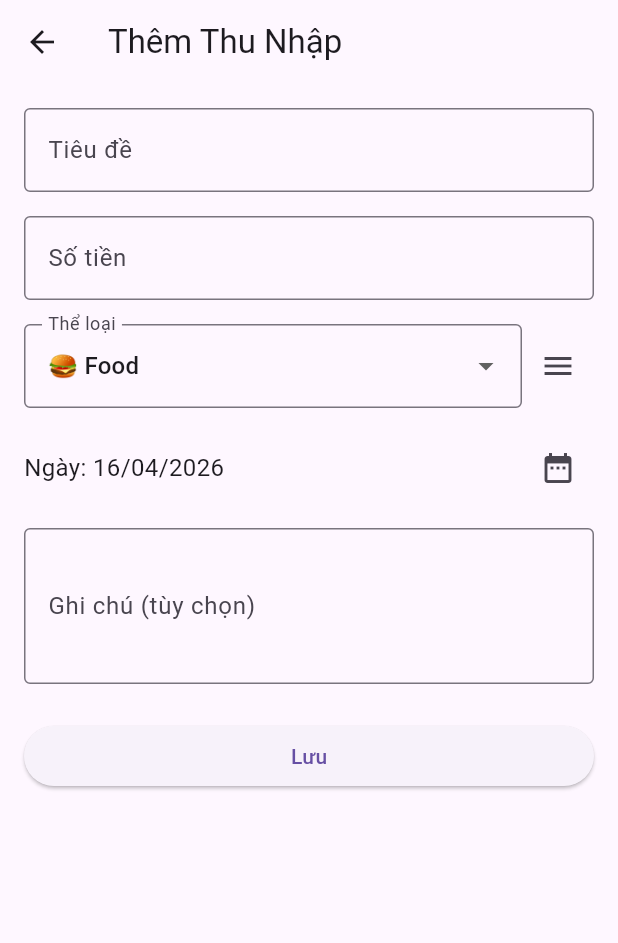
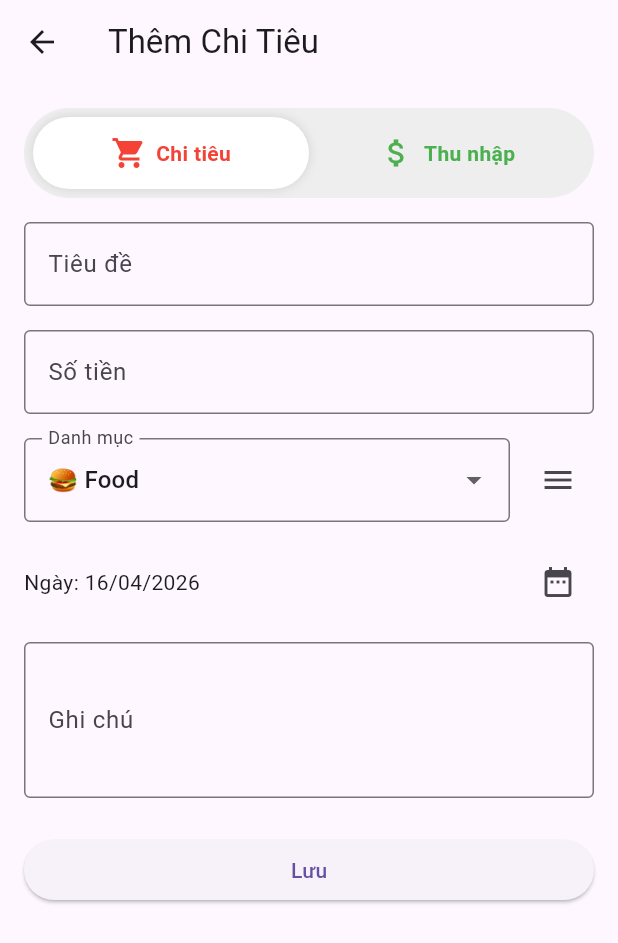
Before and after one commit to Trannie47/AppQuanLyTienTe, a Flutter app: the AddOutcomePage screen opened directly, on a phone screen of 412 x 824 dp. Shown: the top 943 px of the screen. Run offline on Flutter 3.47's test engine with Material 3 defaults, Android fonts, the phone set to English and light mode, and no system bars.

Commit message:
Uodate Android and Rename and add lisstCategory

```diff
--- /dev/null
+++ b/lib/components/topSwitchTab.dart
@@ -0,0 +1,100 @@
+import 'package:flutter/material.dart';
+
+class TopSwitchTab extends StatelessWidget {
+  final bool isLeftSelected;
+  final Function(bool) onChanged;
+  final String leftText;
+  final String rightText;
+  final IconData leftIcon;
+  final IconData rightIcon;
+  final Color leftColor;
+  final Color rightColor;
+
+  const TopSwitchTab({
+    super.key,
+    required this.isLeftSelected,
+    required this.onChanged,
+    this.leftText = "Hoạt động",
+    this.rightText = "Thống kê",
+    this.leftIcon = Icons.access_time,
+    this.rightIcon = Icons.attach_money,
+    this.leftColor = Colors.pinkAccent,
+    this.rightColor = Colors.teal,
+  });
+
+  @override
+  Widget build(BuildContext context) {
+    return Container(
+      padding: const EdgeInsets.all(6),
+      decoration: BoxDecoration(
+        color: Colors.grey[200],
+        borderRadius: BorderRadius.circular(30),
+      ),
+      child: Row(
+        children: [
+          /// LEFT TAB
+          Expanded(
+            child: GestureDetector(
+              onTap: () => onChanged(true),
+              child: Container(
+                padding: const EdgeInsets.symmetric(vertical: 12),
+                decoration: BoxDecoration(
+                  color: isLeftSelected ? Colors.white : Colors.transparent,
+                  borderRadius: BorderRadius.circular(30),
+                  boxShadow: isLeftSelected
+                      ? [BoxShadow(color: Colors.black12, blurRadius: 5)]
+                      : [],
+                ),
+                child: Row(
+                  mainAxisAlignment: MainAxisAlignment.center,
+                  children: [
+                    Icon(leftIcon, color: leftColor),
+                    const SizedBox(width: 6),
+                    Text(
+                      leftText,
+                      style: TextStyle(
+                        color: leftColor,
+                        fontWeight: FontWeight.bold,
+                      ),
+                    ),
+                  ],
+                ),
+              ),
+            ),
+          ),
+
+          /// RIGHT TAB
+          Expanded(
+            child: GestureDetector(
+              onTap: () => onChanged(false),
+              child: Container(
+                padding: const EdgeInsets.symmetric(vertical: 12),
+                decoration: BoxDecoration(
+                  color: !isLeftSelected ? Colors.white : Colors.transparent,
+                  borderRadius: BorderRadius.circular(30),
+                  boxShadow: !isLeftSelected
+                      ? [BoxShadow(color: Colors.black12, blurRadius: 5)]
+                      : [],
+                ),
+                child: Row(
+                  mainAxisAlignment: MainAxisAlignment.center,
+                  children: [
+                    Icon(rightIcon, color: rightColor),
+                    const SizedBox(width: 6),
+                    Text(
+                      rightText,
+                      style: TextStyle(
+                        color: rightColor,
+                        fontWeight: FontWeight.bold,
+                      ),
+                    ),
+                  ],
+                ),
+              ),
+            ),
+          ),
+        ],
+      ),
+    );
+  }
+}
--- a/lib/main.dart
+++ b/lib/main.dart
@@ -1,4 +1,4 @@
-import 'package:dh52201610_luongthihuyentrang/pages/page.dart';
+import 'package:dh52201610_luongthihuyentrang/screens/page.dart';
 import 'package:flutter/material.dart';
 
 void main() {
--- a/lib/models/category.dart
+++ b/lib/models/category.dart
@@ -4,18 +4,20 @@ class Category {
   int stt;
   String name;
   String icon;
+  bool isIncome;
 
   /// Tạo mới (auto tăng stt)
-  Category({required this.name, required this.icon}) : stt = ++_counter;
+  Category({required this.name, required this.icon, this.isIncome = false})
+    : stt = ++_counter;
 
   /// Tạo từ JSON
   factory Category.fromJson(Map<String, dynamic> json) {
-    final category = Category(
+    final category = Category._internal(
+      stt: json['stt'] as int,
       name: json['name'] as String,
       icon: json['icon'] as String,
+      isIncome: json['isIncome'] as bool? ?? false,
     );
-
-    category.stt = json['stt'] as int;
 
     // cập nhật counter để không bị trùng
     if (category.stt > _counter) {
@@ -25,32 +27,31 @@ class Category {
     return category;
   }
 
+  /// Constructor nội bộ (không tăng counter)
+  Category._internal({
+    required this.stt,
+    required this.name,
+    required this.icon,
+    required this.isIncome,
+  });
+
   /// Convert sang JSON
   Map<String, dynamic> toJson() {
-    return {'stt': stt, 'name': name, 'icon': icon};
+    return {'stt': stt, 'name': name, 'icon': icon, 'isIncome': isIncome};
   }
 
   /// Copy dữ liệu
-  Category copyWith({int? stt, String? name, String? icon}) {
-    final newCategory = Category(
+  Category copyWith({int? stt, String? name, String? icon, bool? isIncome}) {
+    return Category._internal(
+      stt: stt ?? this.stt,
       name: name ?? this.name,
       icon: icon ?? this.icon,
+      isIncome: isIncome ?? this.isIncome,
     );
-
-    newCategory.stt = stt ?? this.stt;
-    return newCategory;
   }
 
   @override
   String toString() {
-    return 'Category(stt: $stt, name: $name, icon: $icon)';
+    return 'Category(stt: $stt, name: $name, icon: $icon, isIncome: $isIncome)';
   }
 }
-
-List<Category> categories = [
-  Category(name: "Food", icon: "food"),
-  Category(name: "Shopping", icon: "shopping"),
-  Category(name: "Transport", icon: "transport"),
-  Category(name: "Invest", icon: "invest"),
-  Category(name: "Phone", icon: "phone"),
-];
--- a/lib/pages/AddOutComePage/page.dart
+++ /dev/null
@@ -1,195 +0,0 @@
-import 'package:flutter/material.dart';
-import 'package:intl/intl.dart';
-import '../../models/expense.dart';
-import '../../models/category.dart';
-
-class AddOutcomePage extends StatefulWidget {
-  const AddOutcomePage({super.key});
-
-  @override
-  State<AddOutcomePage> createState() => _AddOutcomePageState();
-}
-
-class _AddOutcomePageState extends State<AddOutcomePage> {
-  final _formKey = GlobalKey<FormState>();
-  final _titleController = TextEditingController();
-  final _amountController = TextEditingController();
-  final _categoryController = TextEditingController();
-  final _noteController = TextEditingController();
-  DateTime _selectedDate = DateTime.now();
-
-  List<Category> categories = [
-    Category(name: "Food", icon: "🍔"),
-    Category(name: "Shopping", icon: "🛍️"),
-    Category(name: "Transport", icon: "🚗"),
-    Category(name: "Invest", icon: "📈"),
-    Category(name: "Phone", icon: "📱"),
-    Category(name: "Other", icon: "❓"),
-  ];
-
-  @override
-  void dispose() {
-    _titleController.dispose();
-    _amountController.dispose();
-    _categoryController.dispose();
-    _noteController.dispose();
-    super.dispose();
-  }
-
-  Future<void> _selectDate(BuildContext context) async {
-    final DateTime? picked = await showDatePicker(
-      context: context,
-      initialDate: _selectedDate,
-      firstDate: DateTime(2000),
-      lastDate: DateTime(2101),
-    );
-    if (picked != null && picked != _selectedDate) {
-      setState(() {
-        _selectedDate = picked;
-      });
-    }
-  }
-
-  void _save() {
-    if (_formKey.currentState!.validate()) {
-      final title = _titleController.text.trim();
-      final amount = double.tryParse(_amountController.text) ?? 0.0;
-      final categoryName = _categoryController.text.trim();
-      final note = _noteController.text.trim();
-
-      // Tìm category từ list, nếu không có thì dùng Other
-      Category? selectedCategory;
-      try {
-        selectedCategory = categories.firstWhere(
-          (cat) => cat.name.toLowerCase() == categoryName.toLowerCase(),
-        );
-      } catch (_) {
-        selectedCategory = categories.last; // Other
-      }
-
-      final expense = Expense(
-        title: title,
-        amount: amount,
-        category: selectedCategory,
-        date: _selectedDate,
-        note: note.isEmpty ? null : note,
-      );
-
-      Navigator.of(context).pop(expense);
-    }
-  }
-
-  @override
-  Widget build(BuildContext context) {
-    return Scaffold(
-      appBar: AppBar(title: const Text('Thêm Thu Nhập')),
-      body: Padding(
-        padding: const EdgeInsets.all(16.0),
-        child: Form(
-          key: _formKey,
-          child: ListView(
-            children: [
-              TextFormField(
-                controller: _titleController,
-                decoration: const InputDecoration(
-                  labelText: 'Tiêu đề',
-                  border: OutlineInputBorder(),
-                ),
-                validator: (value) {
-                  if (value == null || value.trim().isEmpty) {
-                    return 'Vui lòng nhập tiêu đề';
-                  }
-                  return null;
-                },
-              ),
-              const SizedBox(height: 16),
-              TextFormField(
-                controller: _amountController,
-                decoration: const InputDecoration(
-                  labelText: 'Số tiền',
-                  border: OutlineInputBorder(),
-                ),
-                keyboardType: TextInputType.number,
-                validator: (value) {
-                  if (value == null || value.trim().isEmpty) {
-                    return 'Vui lòng nhập số tiền';
-                  }
-                  final amount = double.tryParse(value);
-                  if (amount == null || amount <= 0) {
-                    return 'Số tiền phải là số dương';
-                  }
-                  return null;
-                },
-              ),
-              const SizedBox(height: 16),
-              Row(
-                children: [
-                  Expanded(
-                    child: DropdownButtonFormField<Category>(
-                      decoration: const InputDecoration(
-                        labelText: 'Thể loại',
-                        border: OutlineInputBorder(),
-                      ),
-                      value: categories.first,
-                      items: categories.map((cat) {
-                        return DropdownMenuItem<Category>(
-                          value: cat,
-                          child: Text('${cat.icon} ${cat.name}'),
-                        );
-                      }).toList(),
-                      onChanged: (value) {
-                        if (value != null) {
-                          _categoryController.text = value.name;
-                        }
-                      },
-                      validator: (value) {
-                        if (value == null) {
-                          return 'Vui lòng chọn thể loại';
-                        }
-                        return null;
-                      },
-                    ),
-                  ),
-                  IconButton(
-                    onPressed: () {
-                      // xử lý khi bấm
-                    },
-                    icon: Icon(Icons.menu),
-                  ),
-                ],
-              ),
-
-              const SizedBox(height: 16),
-              Row(
-                children: [
-                  Expanded(
-                    child: Text(
-                      'Ngày: ${DateFormat('dd/MM/yyyy').format(_selectedDate)}',
-                      style: const TextStyle(fontSize: 16),
-                    ),
-                  ),
-
-                  IconButton(
-                    onPressed: () => _selectDate(context),
-                    icon: Icon(Icons.date_range),
-                  ),
-                ],
-              ),
-              const SizedBox(height: 16),
-              TextFormField(
-                controller: _noteController,
-                decoration: const InputDecoration(
-                  labelText: 'Ghi chú (tùy chọn)',
-                  border: OutlineInputBorder(),
-                ),
-                maxLines: 3,
-              ),
-              const SizedBox(height: 24),
-              ElevatedButton(onPressed: _save, child: const Text('Lưu')),
-            ],
-          ),
-        ),
-      ),
-    );
-  }
-}
--- /dev/null
+++ b/lib/screens/AddOutComePage/page.dart
@@ -0,0 +1,235 @@
+import 'package:flutter/material.dart';
+import 'package:intl/intl.dart';
+import '../../components/topSwitchTab.dart';
+import '../../models/expense.dart';
+import '../../models/category.dart';
+import 'ListCategory/page.dart';
+
+class AddOutcomePage extends StatefulWidget {
+  const AddOutcomePage({super.key});
+
+  @override
+  State<AddOutcomePage> createState() => _AddOutcomePageState();
+}
+
+class _AddOutcomePageState extends State<AddOutcomePage> {
+  final _formKey = GlobalKey<FormState>();
+  final _titleController = TextEditingController();
+  final _amountController = TextEditingController();
+  final _noteController = TextEditingController();
+
+  DateTime _selectedDate = DateTime.now();
+
+  /// 🔥 false = Chi | true = Thu
+  bool isIncome = false;
+
+  Category? selectedCategory;
+
+  List<Category> categories = [
+    Category(name: "Food", icon: "🍔", isIncome: false),
+    Category(name: "Shopping", icon: "🛍️", isIncome: false),
+    Category(name: "Transport", icon: "🚗", isIncome: false),
+
+    Category(name: "Lương", icon: "💰", isIncome: true),
+    Category(name: "Thưởng", icon: "🎁", isIncome: true),
+    Category(name: "Đầu tư", icon: "📈", isIncome: true),
+  ];
+
+  List<Category> get filteredCategories =>
+      categories.where((c) => c.isIncome == isIncome).toList();
+
+  @override
+  void initState() {
+    super.initState();
+    selectedCategory = filteredCategories.isNotEmpty
+        ? filteredCategories.first
+        : null;
+  }
+
+  @override
+  void dispose() {
+    _titleController.dispose();
+    _amountController.dispose();
+    _noteController.dispose();
+    super.dispose();
+  }
+
+  Future<void> _selectDate(BuildContext context) async {
+    final picked = await showDatePicker(
+      context: context,
+      initialDate: _selectedDate,
+      firstDate: DateTime(2000),
+      lastDate: DateTime(2101),
+    );
+
+    if (picked != null) {
+      setState(() => _selectedDate = picked);
+    }
+  }
+
+  //Chuyển đến trang ListCategoryPage để chọn category
+  Future<void> _selectCategory() async {
+    final Expense? newExpense = await Navigator.push(
+      context,
+      MaterialPageRoute(
+        builder: (_) => ListCategoryPage(categories: categories),
+      ),
+    );
+  }
+
+  void _save() {
+    if (_formKey.currentState!.validate() && selectedCategory != null) {
+      final expense = Expense(
+        title: _titleController.text.trim(),
+        amount: double.parse(_amountController.text),
+        category: selectedCategory!,
+        date: _selectedDate,
+        note: _noteController.text.trim().isEmpty
+            ? null
+            : _noteController.text.trim(),
+      );
+
+      Navigator.of(context).pop(expense);
+    }
+  }
+
+  @override
+  Widget build(BuildContext context) {
+    return Scaffold(
+      appBar: AppBar(title: Text(isIncome ? 'Thêm Thu Nhập' : 'Thêm Chi Tiêu')),
+      body: Padding(
+        padding: const EdgeInsets.all(16),
+        child: Form(
+          key: _formKey,
+          child: ListView(
+            children: [
+              /// 🔥 TAB GIỐNG HÌNH (Thu / Chi)
+              TopSwitchTab(
+                isLeftSelected: !isIncome, // trái = Chi
+                leftText: "Chi tiêu",
+                rightText: "Thu nhập",
+                leftIcon: Icons.shopping_cart,
+                rightIcon: Icons.attach_money,
+                leftColor: Colors.red,
+                rightColor: Colors.green,
+                onChanged: (value) {
+                  setState(() {
+                    isIncome = !value;
+
+                    /// 🔥 reset category khi đổi tab
+                    selectedCategory = filteredCategories.isNotEmpty
+                        ? filteredCategories.first
+                        : null;
+                  });
+                },
+              ),
+
+              const SizedBox(height: 16),
+
+              /// TITLE
+              TextFormField(
+                controller: _titleController,
+                decoration: const InputDecoration(
+                  labelText: 'Tiêu đề',
+                  border: OutlineInputBorder(),
+                ),
+                validator: (v) =>
+                    v == null || v.trim().isEmpty ? 'Nhập tiêu đề' : null,
+              ),
+
+              const SizedBox(height: 16),
+
+              /// AMOUNT
+              TextFormField(
+                controller: _amountController,
+                decoration: const InputDecoration(
+                  labelText: 'Số tiền',
+                  border: OutlineInputBorder(),
+                ),
+                keyboardType: TextInputType.number,
+                validator: (v) {
+                  final value = double.tryParse(v ?? '');
+                  if (value == null || value <= 0) {
+                    return 'Số tiền không hợp lệ';
+                  }
+                  return null;
+                },
+              ),
+
+              const SizedBox(height: 16),
+
+              /// CATEGORY (fix lỗi value không nằm trong list)
+              Row(
+                children: [
+                  Expanded(
+                    child: DropdownButtonFormField<Category>(
+                      value: filteredCategories.contains(selectedCategory)
+                          ? selectedCategory
+                          : null,
+                      decoration: const InputDecoration(
+                        labelText: 'Danh mục',
+                        border: OutlineInputBorder(),
+                      ),
+                      items: filteredCategories.map((cat) {
+                        return DropdownMenuItem(
+                          value: cat,
+                          child: Text('${cat.icon} ${cat.name}'),
+                        );
+                      }).toList(),
+                      onChanged: (value) {
+                        setState(() => selectedCategory = value);
+                      },
+                      validator: (value) =>
+                          value == null ? 'Chọn thể loại' : null,
+                    ),
+                  ),
+
+                  const SizedBox(width: 8),
+
+                  /// 🔥 NÚT BÊN PHẢI (menu / thêm category)
+                  IconButton(
+                    onPressed: _selectCategory,
+                    icon: const Icon(Icons.menu),
+                  ),
+                ],
+              ),
+
+              const SizedBox(height: 16),
+
+              /// DATE
+              Row(
+                children: [
+                  Expanded(
+                    child: Text(
+                      'Ngày: ${DateFormat('dd/MM/yyyy').format(_selectedDate)}',
+                    ),
+                  ),
+                  IconButton(
+                    icon: const Icon(Icons.date_range),
+                    onPressed: () => _selectDate(context),
+                  ),
+                ],
+              ),
+
+              const SizedBox(height: 16),
+
+              /// NOTE
+              TextFormField(
+                controller: _noteController,
+                decoration: const InputDecoration(
+                  labelText: 'Ghi chú',
+                  border: OutlineInputBorder(),
+                ),
+                maxLines: 3,
+              ),
+
+              const SizedBox(height: 24),
+
+              ElevatedButton(onPressed: _save, child: const Text('Lưu')),
+            ],
+          ),
+        ),
+      ),
+    );
+  }
+}
```
Also changed, not shown: lib/components/itemCategory.dart (+19 -4 lines), lib/components/itemExpenses.dart (+5 -3 lines), lib/screens/AddOutComePage/ListCategory/page.dart (added, +39 -0 lines), lib/screens/OutcomePage/page.dart (renamed from lib/pages/OutcomePage/page.dart), lib/screens/page.dart (renamed from lib/pages/page.dart), 6 other files.
